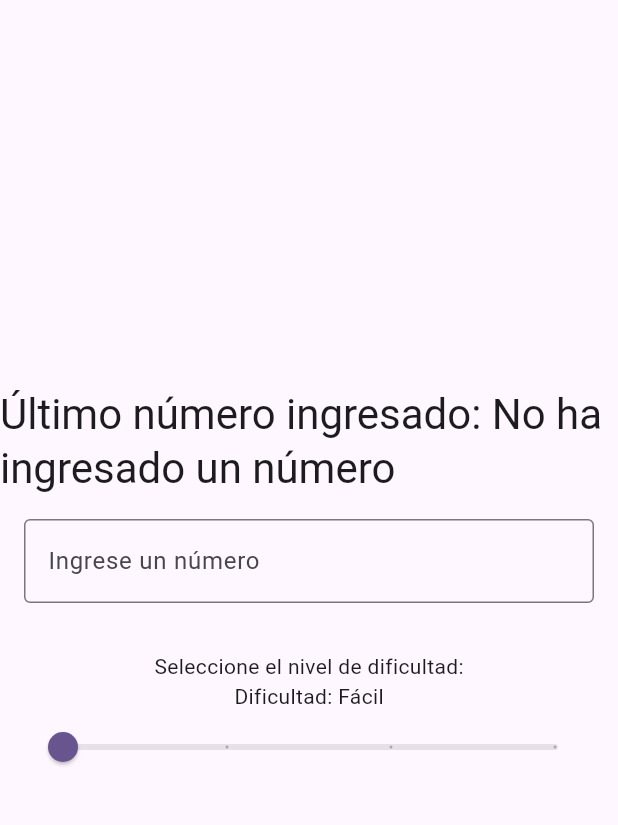
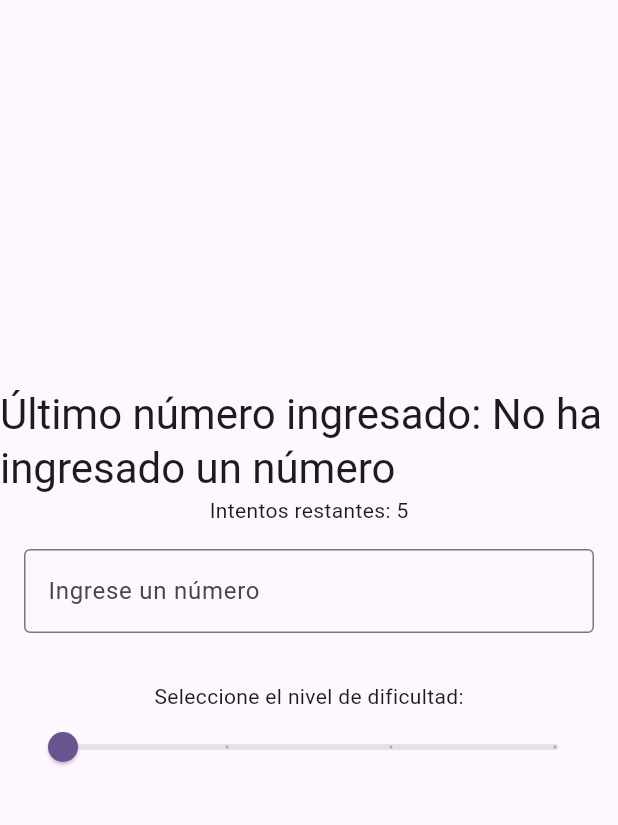
Before and after one commit to cuevasrja/AdivinaElNumero-Desafio, a Flutter app: the screen it shows after launch, on a phone screen of 412 x 824 dp, the part 63-888 px from its top. Run offline on Flutter 3.47's test engine with Material 3 defaults, Android fonts, the phone set to English and light mode, and no system bars.

Commit message:
Agregar componentes DifficultySlider y StatusLabels para mejorar la selección de dificultad y mostrar el estado del juego

```diff
--- /dev/null
+++ b/lib/components/difficulty_slider.dart
@@ -0,0 +1,36 @@
+import 'package:flutter/material.dart';
+
+class DifficultySlider extends StatelessWidget {
+  final double difficultyLevel;
+  final ValueChanged<double> onChanged;
+  final List<String> difficulties;
+  final String difficulty;
+
+  const DifficultySlider({
+    super.key,
+    required this.difficultyLevel,
+    required this.onChanged,
+    required this.difficulties,
+    required this.difficulty,
+  });
+
+  @override
+  Widget build(BuildContext context) {
+    return Padding(
+      padding: const EdgeInsets.all(16.0),
+      child: Column(
+        children: [
+          Text('Seleccione el nivel de dificultad:'),
+          Slider(
+            value: difficultyLevel,
+            min: 0,
+            max: 3,
+            divisions: 3,
+            label: difficulty,
+            onChanged: onChanged,
+          ),
+        ],
+      ),
+    );
+  }
+}
--- /dev/null
+++ b/lib/components/status_labels.dart
@@ -0,0 +1,29 @@
+import 'package:flutter/material.dart';
+
+class StatusLabels extends StatelessWidget {
+  final int guessNumber;
+  final int numberTries;
+  final String Function() lastGuess;
+
+  const StatusLabels({
+    Key? key,
+    required this.guessNumber,
+    required this.numberTries,
+    required this.lastGuess,
+  }) : super(key: key);
+
+  @override
+  Widget build(BuildContext context) {
+    return Column(
+      children: [
+        Text(
+          'Último número ingresado: ${lastGuess()}',
+          style: Theme.of(context).textTheme.headlineMedium,
+        ),
+        Text(
+          'Intentos restantes: $numberTries',
+        ),
+      ],
+    );
+  }
+}
--- a/lib/main.dart
+++ b/lib/main.dart
@@ -1,4 +1,6 @@
 import 'package:flutter/material.dart';
+import 'components/difficulty_slider.dart';
+import 'components/status_labels.dart';
 
 void main() {
   runApp(const MyApp());
@@ -7,27 +9,11 @@ void main() {
 class MyApp extends StatelessWidget {
   const MyApp({super.key});
 
-  // This widget is the root of your application.
   @override
   Widget build(BuildContext context) {
     return MaterialApp(
       title: 'Adivina el número',
       theme: ThemeData(
-        // This is the theme of your application.
-        //
-        // TRY THIS: Try running your application with "flutter run". You'll see
-        // the application has a purple toolbar. Then, without quitting the app,
-        // try changing the seedColor in the colorScheme below to Colors.green
-        // and then invoke "hot reload" (save your changes or press the "hot
-        // reload" button in a Flutter-supported IDE, or press "r" if you used
-        // the command line to start the app).
-        //
-        // Notice that the counter didn't reset back to zero; the application
-        // state is not lost during the reload. To reset the state, use hot
-        // restart instead.
-        //
-        // This works for code too, not just values: Most code changes can be
-        // tested with just a hot reload.
         colorScheme: ColorScheme.fromSeed(seedColor: Colors.deepPurple),
         useMaterial3: true,
       ),
@@ -38,16 +24,6 @@ class MyApp extends StatelessWidget {
 
 class MyHomePage extends StatefulWidget {
   const MyHomePage({super.key, required this.title});
-
-  // This widget is the home page of your application. It is stateful, meaning
-  // that it has a State object (defined below) that contains fields that affect
-  // how it looks.
-
-  // This class is the configuration for the state. It holds the values (in this
-  // case the title) provided by the parent (in this case the App widget) and
-  // used by the build method of the State. Fields in a Widget subclass are
-  // always marked "final".
-
   final String title;
 
   @override
@@ -74,7 +50,7 @@ class _MyHomePageState extends State<MyHomePage> {
   List<int> _lowNumbers = [];
   List<int> _highNumbers = [];
   int _numberTries = 5;
-  List<NumberGuess> _guesses = [];
+  final List<NumberGuess> _guesses = [];
 
   @override
   void dispose() {
@@ -155,13 +131,14 @@ class _MyHomePageState extends State<MyHomePage> {
     }
   }
 
-  String _lastGuess(int number) {
-    if (number == -1){
-      return 'No ingresó un número válido';
-    } else if (number == 0){
-      return 'No ha ingresado un número';
-    } else {
-      return number.toString();
+  String _lastGuess() {
+    switch (_guessNumber) {
+      case 0:
+        return 'No ha ingresado un número';
+      case -1:
+        return 'Número no válido';
+      default:
+        return _guessNumber.toString();
     }
   }
 
@@ -175,9 +152,10 @@ class _MyHomePageState extends State<MyHomePage> {
         child: Column(
           mainAxisAlignment: MainAxisAlignment.center,
           children: <Widget>[
-            Text(
-              'Último número ingresado: ${_lastGuess(_guessNumber)}',
-              style: Theme.of(context).textTheme.headlineMedium,
+            StatusLabels(
+              guessNumber: _guessNumber,
+              numberTries: _numberTries,
+              lastGuess: _lastGuess,
             ),
             Padding(
               padding: const EdgeInsets.all(16.0),
@@ -190,38 +168,19 @@ class _MyHomePageState extends State<MyHomePage> {
                 keyboardType: TextInputType.number,
                 onSubmitted: (value) {
                   setState(() {
-                    _guessNumber = int.tryParse(value) ?? 0;
+                    _guessNumber = int.tryParse(value) ?? -1;
                     if (_min <= _guessNumber && _guessNumber <= _max) {
                       _checkNumber(_guessNumber);
-                    } else {
-                      _guessNumber = -1;
                     }
                   });
                 },
               ),
             ),
-            Padding(
-              padding: const EdgeInsets.all(16.0),
-              child: Column(
-                children: [
-                  Text('Seleccione el nivel de dificultad:'),
-                  Text('Dificultad: $_difficulty'),
-                  Slider(
-                    value: _difficultyLevel,
-                    min: 0,
-                    max: 3,
-                    divisions: 3,
-                    label: _difficultyLevel == 0
-                        ? 'easy'
-                        : _difficultyLevel == 1
-                            ? 'medium'
-                            : _difficultyLevel == 2
-                                ? 'hard'
-                                : 'extreme',
-                    onChanged: _setDifficultyFromSlider,
-                  ),
-                ],
-              ),
+            DifficultySlider(
+                difficultyLevel: _difficultyLevel,
+                onChanged: _setDifficultyFromSlider,
+                difficulties: _difficulties,
+                difficulty: _difficulty,
             ),
           ],
         ),
```
